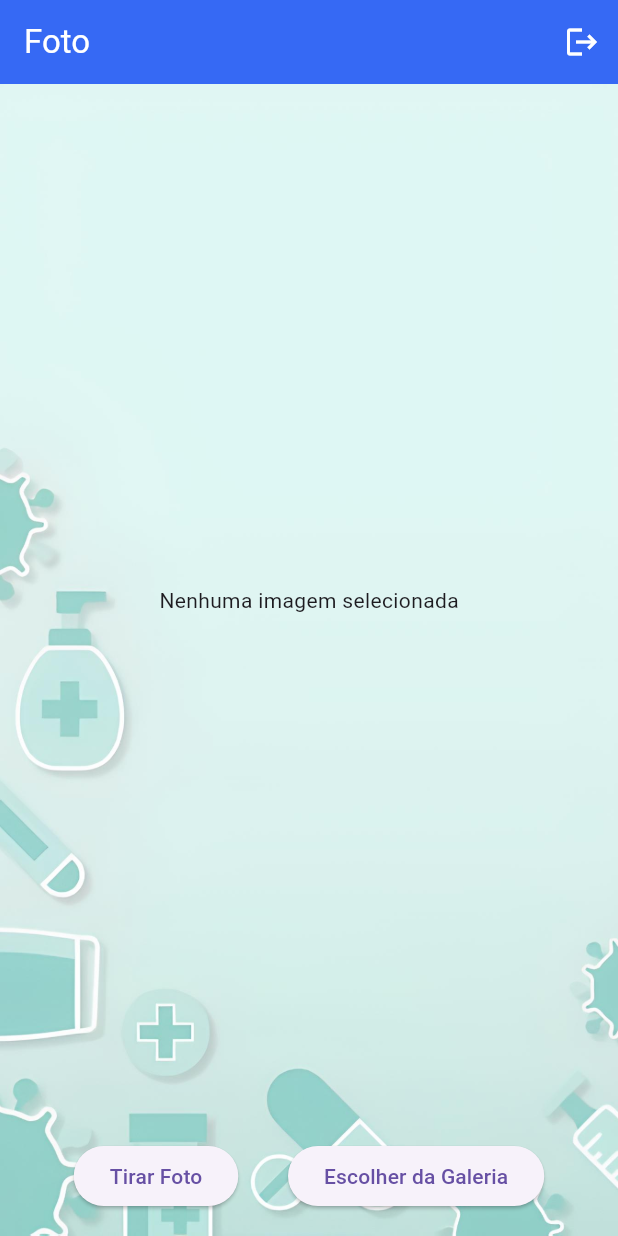
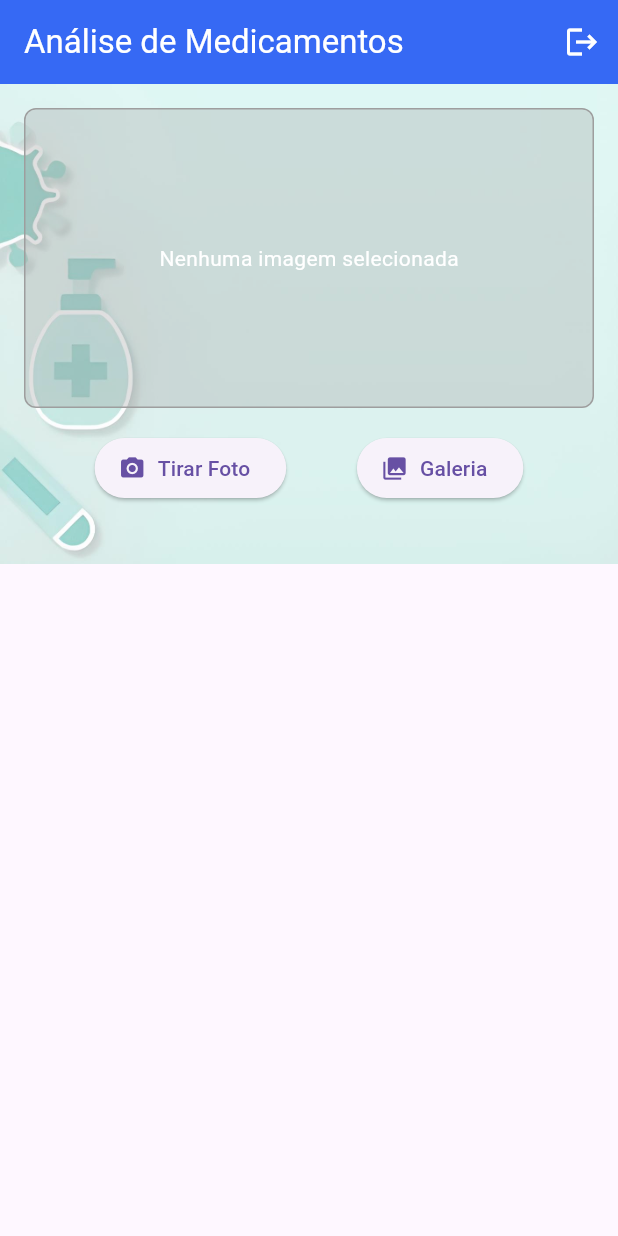
Before and after one commit to MatheusCond/myapp, a Flutter app: the FotoScreen screen opened directly, on a phone screen of 412 x 824 dp. Run offline on Flutter 3.47's test engine with Material 3 defaults, Android fonts, the phone set to English and light mode, and no system bars; our stand-ins replace firebase_auth, firebase_core, google_generative_ai, image_picker; accounts and stored records are empty; network calls fail.

```diff
--- a/lib/screens/foto_screen.dart
+++ b/lib/screens/foto_screen.dart
@@ -1,8 +1,11 @@
 import 'package:flutter/material.dart';
+import 'package:google_generative_ai/google_generative_ai.dart';
 import 'package:image_picker/image_picker.dart';
 import 'package:firebase_auth/firebase_auth.dart';
 import 'dart:io';
+import 'dart:typed_data';
 import 'login_screen.dart';
+import 'package:flutter/foundation.dart' show kIsWeb;
 
 class FotoScreen extends StatefulWidget {
   const FotoScreen({super.key});
@@ -13,34 +16,110 @@ class FotoScreen extends StatefulWidget {
 
 class _FotoScreenState extends State<FotoScreen> {
   File? _image;
+  Uint8List? _webImage;
   final ImagePicker _picker = ImagePicker();
   final _auth = FirebaseAuth.instance;
+  bool _isAnalyzing = false;
+  String _analysisResult = '';
 
   Future<void> _getImage(ImageSource source) async {
-    final pickedFile = await _picker.pickImage(source: source);
+    final XFile? pickedFile = await _picker.pickImage(source: source);
 
     if (pickedFile != null) {
+      if (kIsWeb) {
+        // Tratamento para Web
+        var bytes = await pickedFile.readAsBytes();
+        setState(() {
+          _webImage = bytes;
+          _analysisResult = '';
+        });
+      } else {
+        // Tratamento para Mobile
         setState(() {
           _image = File(pickedFile.path);
+          _analysisResult = '';
+        });
+      }
+      _analyzeMedicine(pickedFile);
+    }
+  }
+
+  Future<void> _analyzeMedicine(XFile imageFile) async {
+    setState(() {
+      _isAnalyzing = true;
+    });
+
+    try {
+      final bytes = await imageFile.readAsBytes();
+
+      final content = [
+        Content.multi([
+          TextPart('''
+          Analise esta imagem de medicamento e forneça as seguintes informações em português:
+          1. Nome do medicamento
+          2. Princípio ativo
+          3. Indicações principais
+          4. Contraindicações
+          5. Efeitos colaterais comuns
+          6. Dosagem recomendada
+
+          Por favor, organize a resposta em tópicos claros e bem formatados.
+          '''),
+          DataPart('image/jpeg', bytes),
+        ]),
+      ];
+
+      final model = GenerativeModel(
+        model: 'gemini-1.5-flash', // Voltando para o modelo estável
+        apiKey: 'AIzaSyCMkzMskuZykC3CxdguaWyBcpljMR6jaq8',
+      );
+
+      final response = await model.generateContent(content);
+      setState(() {
+        _analysisResult =
+            response.text ?? 'Não foi possível analisar a imagem.';
+      });
+    } catch (e) {
+      setState(() {
+        _analysisResult = 'Erro ao analisar a imagem: $e';
+      });
+      print('Erro detalhado: $e'); // Para debug
+    } finally {
+      setState(() {
+        _isAnalyzing = false;
       });
     }
   }
 
-  void _logout() async {
-    await _auth.signOut();
-    if (mounted) {
-      Navigator.pushReplacement(
-        context,
-        MaterialPageRoute(builder: (context) => const LoginScreen()),
+  Widget _buildImageWidget() {
+    if (kIsWeb) {
+      if (_webImage != null) {
+        return Image.memory(
+          _webImage!,
+          fit: BoxFit.contain,
         );
       }
+    } else {
+      if (_image != null) {
+        return Image.file(
+          _image!,
+          fit: BoxFit.contain,
+        );
+      }
+    }
+    return const Center(
+      child: Text(
+        'Nenhuma imagem selecionada',
+        style: TextStyle(color: Colors.white),
+      ),
+    );
   }
 
   @override
   Widget build(BuildContext context) {
     return Scaffold(
       appBar: AppBar(
-        title: const Text('Foto'),
+        title: const Text('Análise de Medicamentos'),
         actions: [
           IconButton(
             icon: const Icon(Icons.logout),
@@ -55,40 +134,89 @@ class _FotoScreenState extends State<FotoScreen> {
             fit: BoxFit.cover,
           ),
         ),
+        child: SingleChildScrollView(
+          child: Padding(
+            padding: const EdgeInsets.all(16.0),
             child: Column(
               children: [
-            if (_image != null)
-              Expanded(
-                child: Image.file(
-                  _image!,
-                  fit: BoxFit.contain,
+                Container(
+                  height: 200,
+                  width: double.infinity,
+                  decoration: BoxDecoration(
+                    border: Border.all(color: Colors.grey),
+                    borderRadius: BorderRadius.circular(8),
+                    color: Colors.grey.withOpacity(0.3),
+                  ),
+                  child: _buildImageWidget(),
+                ),
+                const SizedBox(height: 16),
+                Row(
+                  mainAxisAlignment: MainAxisAlignment.spaceEvenly,
+                  children: [
+                    ElevatedButton.icon(
+                      onPressed: () => _getImage(ImageSource.camera),
+                      icon: const Icon(Icons.camera_alt),
+                      label: const Text('Tirar Foto'),
+                    ),
+                    ElevatedButton.icon(
+                      onPressed: () => _getImage(ImageSource.gallery),
+                      icon: const Icon(Icons.photo_library),
+                      label: const Text('Galeria'),
+                    ),
+                  ],
+                ),
+                const SizedBox(height: 24),
+                if (_isAnalyzing)
+                  const Center(
+                    child: Column(
+                      children: [
+                        CircularProgressIndicator(),
+                        SizedBox(height: 16),
+                        Text(
+                          'Analisando medicamento...',
+                          style: TextStyle(color: Colors.white),
+                        ),
+                      ],
                     ),
                   )
-            else
-              const Expanded(
-                child: Center(
-                  child: Text('Nenhuma imagem selecionada'),
+                else if (_analysisResult.isNotEmpty)
+                  Container(
+                    width: double.infinity,
+                    padding: const EdgeInsets.all(16),
+                    decoration: BoxDecoration(
+                      color: Colors.white.withOpacity(0.9),
+                      borderRadius: BorderRadius.circular(8),
+                    ),
+                    child: Column(
+                      crossAxisAlignment: CrossAxisAlignment.start,
+                      children: [
+                        const Text(
+                          'Resultado da Análise:',
+                          style: TextStyle(
+                            fontSize: 18,
+                            fontWeight: FontWeight.bold,
                           ),
                         ),
-            Padding(
-              padding: const EdgeInsets.all(16.0),
-              child: Row(
-                mainAxisAlignment: MainAxisAlignment.spaceEvenly,
-                children: [
-                  ElevatedButton(
-                    onPressed: () => _getImage(ImageSource.camera),
-                    child: const Text('Tirar Foto'),
-                  ),
-                  ElevatedButton(
-                    onPressed: () => _getImage(ImageSource.gallery),
-                    child: const Text('Escolher da Galeria'),
-                  ),
+                        const SizedBox(height: 8),
+                        Text(_analysisResult),
                       ],
                     ),
                   ),
               ],
             ),
           ),
+        ),
+      ),
+    );
+  }
+
+  void _logout() async {
+    await _auth.signOut();
+    if (mounted) {
+      Navigator.pushReplacement(
+        context,
+        MaterialPageRoute(builder: (context) => const LoginScreen()),
       );
     }
   }
+}
```
Also changed, not shown: lib/gemini_service.dart (added, +47 -0 lines), pubspec.yaml (+6 -3 lines), pubspec.lock, 5 other files. Lines whose indentation alone changed are shown as unchanged.
